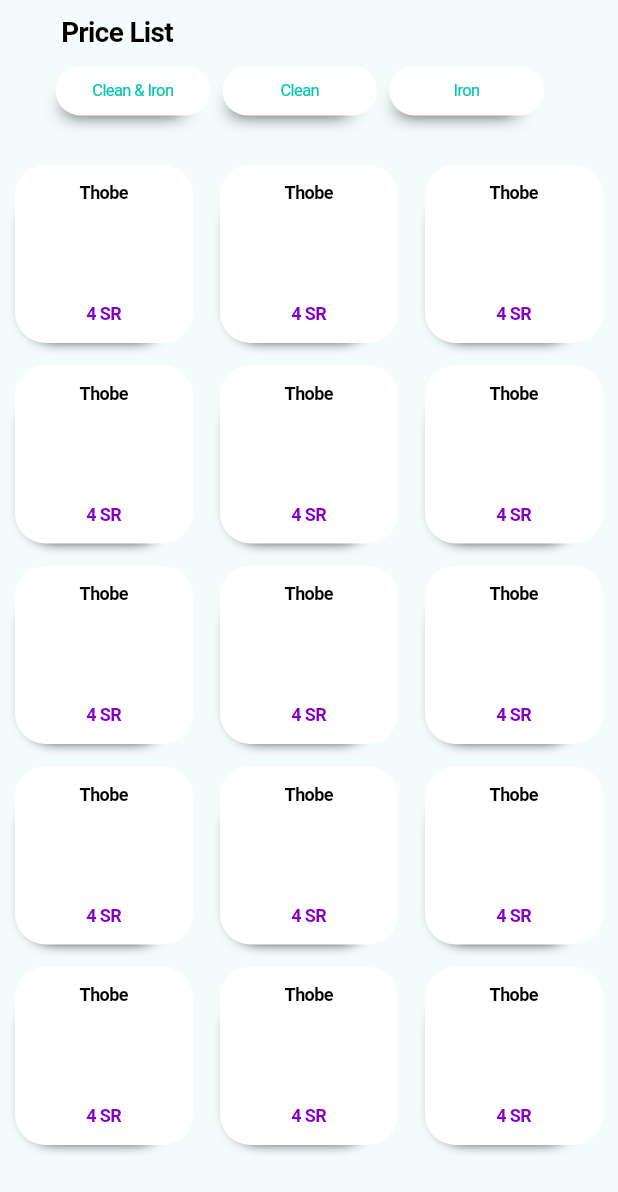
After one commit to MhamadHwidi7/laundry_ksa, a Flutter app: the PriceListScreen screen opened by its route, on a phone screen of 412 x 824 dp. The commit adds this screen. Shown: the top 1192 px of the screen. Run offline on Flutter 3.47's test engine with Material 3 defaults, Android fonts, the phone set to English and light mode, and no system bars; our stand-ins replace bloc, cached_network_image, dartz, device_preview, dio, flutter_bloc and 11 more; missing offline and left inert: colorful_print, flutter_verification_code; accounts and stored records are empty; generated files the repository leaves out were written again.

Commit message:
price list + add new card edit

```diff
--- a/lib/core/constants/router_constants.dart
+++ b/lib/core/constants/router_constants.dart
@@ -19,4 +19,6 @@ class RouterConstants {
   static const String firstScreen = "/first-screen";
   static const String addNewCardScreen = "/add-new-card-screen";
   static const String cardScreen = "/card-screen";
+  static const String numberScreen = "/number-screen";
+  static const String priceListScreen = "/price_list_screen";
 }
--- a/lib/core/router/app_router.dart
+++ b/lib/core/router/app_router.dart
@@ -1,9 +1,10 @@
 import 'package:flutter_bloc/flutter_bloc.dart';
 import 'package:go_router/go_router.dart';
 import 'package:laundry_app/core/constants/router_constants.dart';
-import 'package:laundry_app/core/utils/shared_preference_utils.dart';
 import 'package:laundry_app/features/customer/auth/presentation/screens/forget_password_customer_screen.dart';
 import 'package:laundry_app/features/customer/auth/presentation/screens/log_in_customer_screen.dart';
+import 'package:laundry_app/features/customer/auth/presentation/screens/number_screen.dart';
+import 'package:laundry_app/features/customer/auth/presentation/screens/price_list_screen.dart';
 import 'package:laundry_app/features/customer/auth/presentation/screens/sign_up_customer_screen.dart';
 import 'package:laundry_app/features/customer/home/presentation/screens/home_customer_screen.dart';
 import 'package:laundry_app/features/customer/payment/presentation/controllers/cubit/payment_cubit.dart';
@@ -16,10 +17,9 @@ import 'package:laundry_app/features/driver/auth/presentation/screens/forget_pas
 import 'package:laundry_app/features/driver/auth/presentation/screens/log_in_driver_screen.dart';
 import 'package:laundry_app/features/driver/home/presentation/screens/accomplishment_screen.dart';
 import 'package:laundry_app/features/driver/home/presentation/screens/home_driver_screen.dart';
-import 'package:laundry_app/features/customer/map/presentation/screens/map_screen.dart';
 import 'package:laundry_app/features/laundry/auth/presentation/controllers/cubit/log_in_laundry_cubit.dart';
 import 'package:laundry_app/features/laundry/auth/presentation/screens/log_in_screen.dart';
-import 'package:laundry_app/features/laundry/home/presentation/controllers/cubit/laundry_orders_cubit.dart';
+import 'package:laundry_app/features/laundry/home/presentation/controllers/laundry_orders_cubit.dart';
 import 'package:laundry_app/features/laundry/home/presentation/screens/home_screen.dart';
 import 'package:laundry_app/features/laundry/wallet/presentation/controllers/cubit/get_wallet_cubit.dart';
 import 'package:laundry_app/features/laundry/wallet/presentation/screens/earning_screen.dart';
@@ -27,7 +27,7 @@ import 'package:laundry_app/injection.dart';
 
 class AppRouter {
   static final router = GoRouter(
-    initialLocation: RouterConstants.driverHomeScreen,
+    initialLocation: RouterConstants.addNewCardScreen,
     routes: [
       GoRoute(
         path: RouterConstants.loginLaundryScreen,
@@ -117,6 +117,14 @@ class AppRouter {
         path: RouterConstants.cardScreen,
         builder: (context, state) => const CardScreen(),
       ),
+      GoRoute(
+        path: RouterConstants.numberScreen,
+        builder: (context, state) => const NumberScreen(),
+      ),
+      GoRoute(
+        path: RouterConstants.priceListScreen,
+        builder: (context, state) => const PriceListScreen(),
+      ),
     ],
   );
 }
--- /dev/null
+++ b/lib/features/customer/auth/presentation/screens/collection_card_screen.dart
@@ -0,0 +1,57 @@
+import 'package:flutter/material.dart';
+import 'package:laundry_app/core/constants/color_constants.dart';
+
+class CollectionCard extends StatelessWidget {
+  const CollectionCard({
+    super.key,
+  });
+
+  @override
+  Widget build(BuildContext context) {
+    return Stack(
+      alignment: AlignmentDirectional.bottomEnd,
+      children: [
+        Container(
+          padding: const EdgeInsets.all(12),
+          alignment: AlignmentDirectional.topStart,
+          decoration: BoxDecoration(
+            color: Colors.white,
+            borderRadius: BorderRadius.circular(20),
+            boxShadow: const <BoxShadow>[
+              BoxShadow(
+                color: Colors.black,
+                blurRadius: 7.0,
+                spreadRadius: -12.0,
+                offset: Offset(
+                  -6.0,
+                  10.0,
+                ),
+              ),
+            ],
+          ),
+          child: const Column(
+            mainAxisAlignment: MainAxisAlignment.spaceBetween,
+            children: [
+              Row(
+                mainAxisAlignment: MainAxisAlignment.center,
+                children: [
+                  Text(
+                    "Thobe",
+                    style: TextStyle(fontSize: 12, fontWeight: FontWeight.bold),
+                  ),
+                ],
+              ),
+              Text(
+                "4 SR",
+                style: TextStyle(
+                    fontSize: 12,
+                    fontWeight: FontWeight.bold,
+                    color: ColorConstants.purpleAppColor),
+              ),
+            ],
+          ),
+        ),
+      ],
+    );
+  }
+}
--- /dev/null
+++ b/lib/features/customer/auth/presentation/screens/price_list_screen.dart
@@ -0,0 +1,165 @@
+import 'package:flutter/cupertino.dart';
+import 'package:flutter/material.dart';
+import 'package:laundry_app/core/constants/color_constants.dart';
+import 'package:laundry_app/core/extensions/screen_size_extension.dart';
+import 'package:laundry_app/features/customer/auth/presentation/screens/collection_card_screen.dart';
+
+class PriceListScreen extends StatefulWidget {
+  const PriceListScreen({super.key});
+
+  @override
+  State<PriceListScreen> createState() => _PriceListScreenState();
+}
+
+class _PriceListScreenState extends State<PriceListScreen> {
+  @override
+  Widget build(BuildContext context) {
+    Size screenSize = MediaQuery.of(context).size;
+    return CupertinoPageScaffold(
+      backgroundColor: ColorConstants.backGroundAppColor,
+      navigationBar: CupertinoNavigationBar(
+        border: const Border(),
+        backgroundColor: ColorConstants.backGroundAppColor,
+        automaticallyImplyLeading: true,
+        middle: Padding(
+          padding: EdgeInsets.only(right: context.screenWidth * 0.62),
+          child: Text(
+            "Price List",
+            style: TextStyle(
+                fontWeight: FontWeight.bold,
+                fontSize: context.screenWidth > 600
+                    ? context.mediumFontSize
+                    : context.mediumFontSize),
+          ),
+        ),
+      ),
+      child: SafeArea(
+        child: Stack(
+          children: [
+            SingleChildScrollView(
+              child: Column(
+                children: [
+                  Padding(
+                    padding: EdgeInsets.symmetric(
+                        horizontal: context.screenWidth * 0.09),
+                    child: Row(
+                      children: [
+                        Container(
+                          width: screenSize.width * 0.25,
+                          height: screenSize.height * 0.04,
+                          decoration: BoxDecoration(
+                              boxShadow: const <BoxShadow>[
+                                BoxShadow(
+                                  color: Colors.black,
+                                  blurRadius: 10.0,
+                                  spreadRadius: -12.0,
+                                  offset: Offset(
+                                    -6.0,
+                                    10.0,
+                                  ),
+                                ),
+                              ],
+                              color: Colors.white,
+                              borderRadius: BorderRadius.circular(20)),
+                          child: const Center(
+                            child: Text(
+                              textAlign: TextAlign.center,
+                              "Clean & Iron",
+                              style: TextStyle(
+                                  color: ColorConstants.greenAppColor,
+                                  fontSize: 11),
+                            ),
+                          ),
+                        ),
+                        SizedBox(
+                          width: screenSize.width * 0.02,
+                        ),
+                        Container(
+                          width: screenSize.width * 0.25,
+                          height: screenSize.height * 0.04,
+                          decoration: BoxDecoration(
+                              boxShadow: const <BoxShadow>[
+                                BoxShadow(
+                                  color: Colors.black,
+                                  blurRadius: 10.0,
+                                  spreadRadius: -12.0,
+                                  offset: Offset(
+                                    -6.0,
+                                    10.0,
+                                  ),
+                                ),
+                              ],
+                              color: Colors.white,
+                              borderRadius: BorderRadius.circular(20)),
+                          child: const Center(
+                            child: Text(
+                              textAlign: TextAlign.center,
+                              "Clean",
+                              style: TextStyle(
+                                  color: ColorConstants.greenAppColor,
+                                  fontSize: 11),
+                            ),
+                          ),
+                        ),
+                        SizedBox(
+                          width: screenSize.width * 0.02,
+                        ),
+                        Container(
+                          width: screenSize.width * 0.25,
+                          height: screenSize.height * 0.04,
+                          decoration: BoxDecoration(
+                              boxShadow: const <BoxShadow>[
+                                BoxShadow(
+                                  color: Colors.black,
+                                  blurRadius: 10.0,
+                                  spreadRadius: -12.0,
+                                  offset: Offset(
+                                    -6.0,
+                                    10.0,
+                                  ),
+                                ),
+                              ],
+                              color: Colors.white,
+                              borderRadius: BorderRadius.circular(20)),
+                          child: const Center(
+                            child: Text(
+                              textAlign: TextAlign.center,
+                              "Iron",
+                              style: TextStyle(
+                                  color: ColorConstants.greenAppColor,
+                                  fontSize: 11),
+                            ),
+                          ),
+                        ),
+                      ],
+                    ),
+                  ),
+                  SizedBox(
+                    height: context.screenHeight * 0.04,
+                  ),
+                  GridView.builder(
+                      padding: const EdgeInsets.symmetric(horizontal: 10),
+                      physics: const NeverScrollableScrollPhysics(),
+                      shrinkWrap: true,
+                      itemCount: 15,
+                      gridDelegate:
+                          const SliverGridDelegateWithFixedCrossAxisCount(
+                        crossAxisCount: 3,
+                        mainAxisSpacing: 15,
+                        crossAxisSpacing: 18,
+                        childAspectRatio: 1 / 1,
+                      ),
+                      itemBuilder: (context, index) {
+                        return const CollectionCard();
+                      }
+                      //  },
+                      ),
+                ],
+              ),
+            ),
+          ],
+        ),
+      ),
+    );
+  }
+}
--- a/lib/main_development.dart
+++ b/lib/main_development.dart
@@ -1,11 +1,8 @@
 import 'package:device_preview/device_preview.dart';
 import 'package:flutter/cupertino.dart';
-import 'package:flutter/material.dart';
 import 'package:flutter_bloc/flutter_bloc.dart';
 import 'package:laundry_app/bloc_observer.dart';
-import 'package:laundry_app/core/constants/color_constants.dart';
 import 'package:laundry_app/core/router/app_router.dart';
-import 'package:laundry_app/core/utils/shared_preference_utils.dart';
 import 'package:laundry_app/injection.dart';
 import 'package:responsive_builder/responsive_builder.dart';
 
--- a/pubspec.yaml
+++ b/pubspec.yaml
@@ -58,6 +58,7 @@ dependencies:
   responsive_builder: ^0.7.0
   freezed: ^2.4.7
   fluttertoast: ^8.2.5
+  flutter_verification_code: ^1.1.7
   # firebase_core: ^2.30.1
   # firebase_messaging: ^14.9.1
 dev_dependencies:
```
Also changed, not shown: lib/features/customer/auth/presentation/screens/number_screen.dart (added, +168 -0 lines), lib/features/customer/payment/presentation/screens/add_new_card_screen.dart (+177 -116 lines), lib/main_production.dart (deleted, +0 -25 lines), assets/icons/phone-Filled.svg, pubspec.lock, 2 other files.
